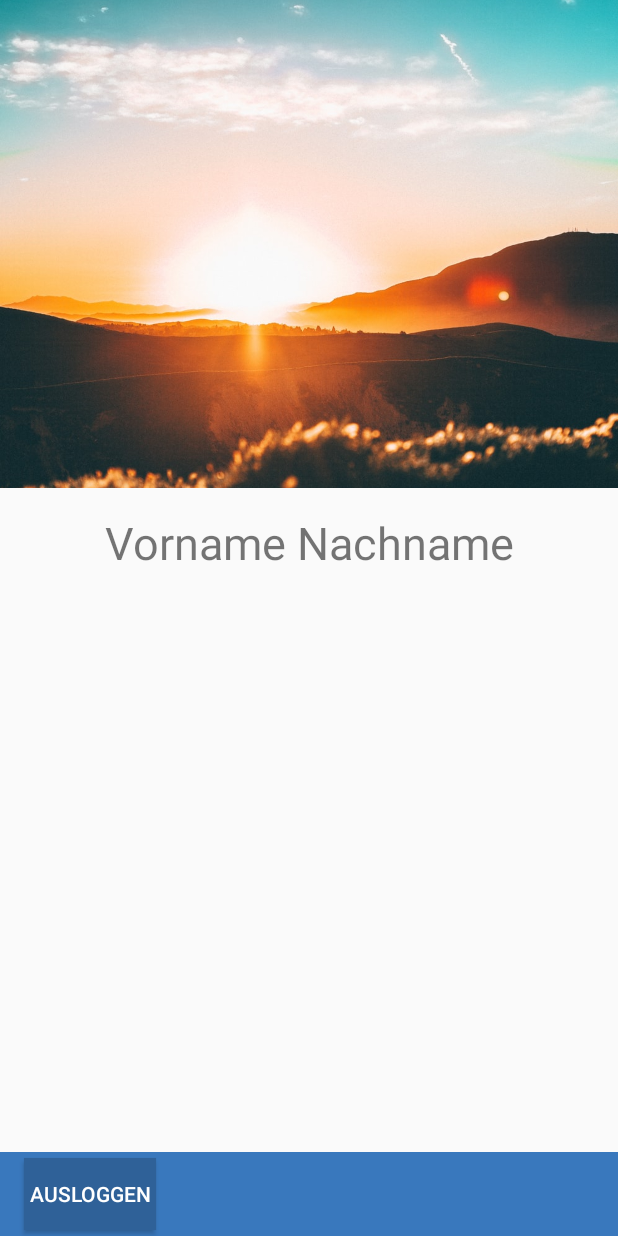
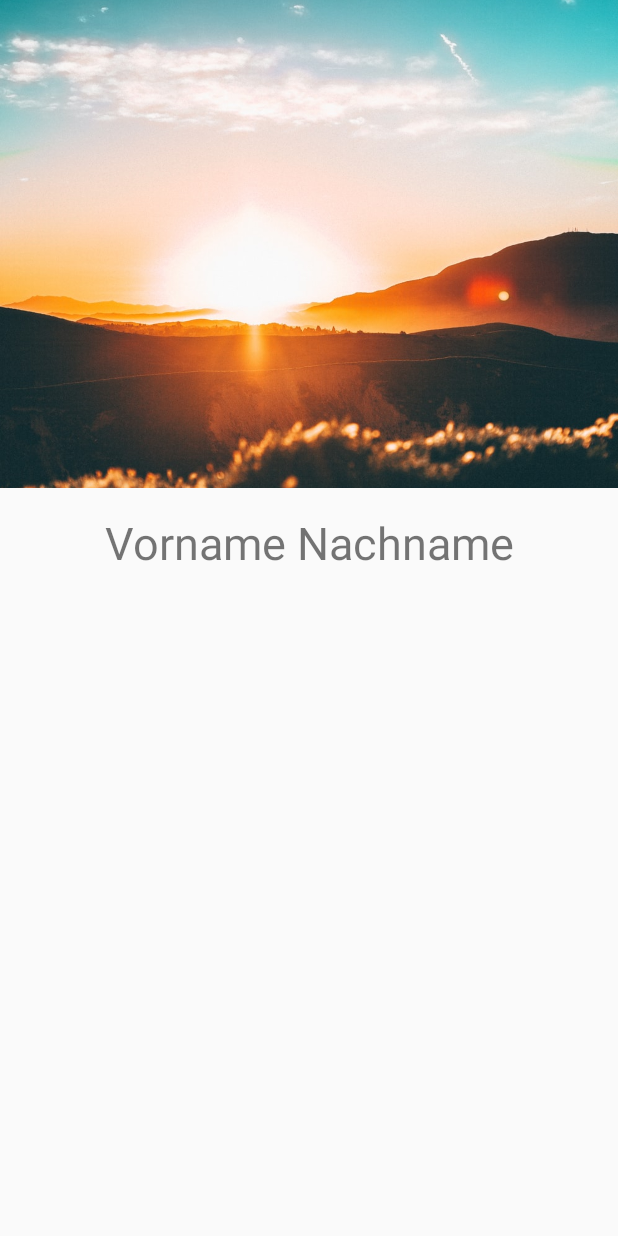
Before and after one commit to flxsch/uk-335, an Android app: the layout activity_dashboard.xml on its own in the app's theme, with its tools: preview values and no code run, on a phone screen of 412 x 824 dp. Run offline under Robolectric (Android 15) with nearby library versions, the phone set to English and light mode, and no system bars.

Commit message:
added menus

```diff
--- a/app/src/main/AndroidManifest.xml
+++ b/app/src/main/AndroidManifest.xml
@@ -9,14 +9,14 @@
         android:roundIcon="@mipmap/ic_launcher_round"
         android:supportsRtl="true"
         android:theme="@style/AppTheme">
-        <activity android:name=".MainActivity">
+        <activity android:name=".DashboardActivity">
             <intent-filter>
                 <action android:name="android.intent.action.MAIN" />
 
                 <category android:name="android.intent.category.LAUNCHER" />
             </intent-filter>
         </activity>
-        <activity android:name=".DashboardActivity">
+        <activity android:name=".MainActivity">
         </activity>
     </application>
 </manifest>
--- a/app/src/main/java/ch/noseryoung/uek335/MainActivity.java
+++ b/app/src/main/java/ch/noseryoung/uek335/MainActivity.java
@@ -25,7 +25,6 @@ public class MainActivity extends AppCompatActivity {
 
     @Override
     public boolean onCreateOptionsMenu(Menu menu) {
-
         MenuInflater menuInflater = getMenuInflater();
         menuInflater.inflate(R.menu.main_menu,menu);
 
@@ -48,13 +47,11 @@ public class MainActivity extends AppCompatActivity {
         }
     }
 
-
     public void openLoginFragment() {
         FragmentManager fragmentManager = getSupportFragmentManager();
         FragmentTransaction fragmentTransaction = fragmentManager.beginTransaction();
         fragmentTransaction.replace(R.id.fragmentcontainer, new LoginFragment());
         fragmentTransaction.commit();
-
     }
 
     public void openRegisterFragment() {
--- a/app/src/main/res/layout/activity_dashboard.xml
+++ b/app/src/main/res/layout/activity_dashboard.xml
@@ -5,17 +5,6 @@
     android:layout_width="match_parent"
     android:layout_height="match_parent"
     tools:context=".DashboardActivity">
-
-    <androidx.appcompat.widget.Toolbar
-        android:id="@+id/toolbar_main_menu"
-        android:layout_width="match_parent"
-        android:layout_height="wrap_content"
-        android:background="?attr/colorPrimary"
-        android:minHeight="?attr/actionBarSize"
-        android:theme="?attr/actionBarTheme"
-        app:layout_constraintBottom_toBottomOf="parent"
-        app:layout_constraintEnd_toEndOf="parent"
-        app:layout_constraintStart_toStartOf="parent" />
 
     <ImageView
         android:id="@+id/image_place_holder"
@@ -29,21 +18,8 @@
         app:layout_constraintStart_toStartOf="parent"
         app:layout_constraintTop_toTopOf="parent" />
 
-    <Button
-        android:id="@+id/button_logout"
-        android:layout_width="wrap_content"
-        android:layout_height="wrap_content"
-        android:layout_marginStart="16dp"
-        android:layout_marginLeft="16dp"
-        android:background="@color/colorPrimaryDark"
-        android:text="@string/text_button_logout"
-        android:textColor="#FFFFFF"
-        app:layout_constraintBottom_toBottomOf="@+id/toolbar_main_menu"
-        app:layout_constraintStart_toStartOf="@+id/toolbar_main_menu"
-        app:layout_constraintTop_toTopOf="@+id/toolbar_main_menu" />
-
     <TextView
-        android:id="@+id/textView2"
+        android:id="@+id/text_view_name"
         android:layout_width="wrap_content"
         android:layout_height="wrap_content"
         android:layout_marginTop="16dp"
--- a/app/src/main/res/menu/dashboard_menu.xml
+++ b/app/src/main/res/menu/dashboard_menu.xml
@@ -1,4 +1,10 @@
 <?xml version="1.0" encoding="utf-8"?>
 <menu xmlns:android="http://schemas.android.com/apk/res/android">
 
+    <item
+        android:id="@+id/menu_item_settings"
+        android:title="@string/text_menu_item_settings" />
+    <item
+        android:id="@+id/menu_item_logout"
+        android:title="@string/text_menu_item_logout" />
 </menu>
--- a/app/src/main/res/values/strings.xml
+++ b/app/src/main/res/values/strings.xml
@@ -13,4 +13,6 @@
     <string name="text_placeholder_name">Vorname Nachname</string>
     <string name="text_menu_item_login">Einloggen</string>
     <string name="text_menu_item_register">Registrieren</string>
+    <string name="text_menu_item_settings">Einstellungen</string>
+    <string name="text_menu_item_logout">Ausloggen</string>
 </resources>
```
Also changed, not shown: app/src/main/java/ch/noseryoung/uek335/DashboardActivity.java (+27 -10 lines).
